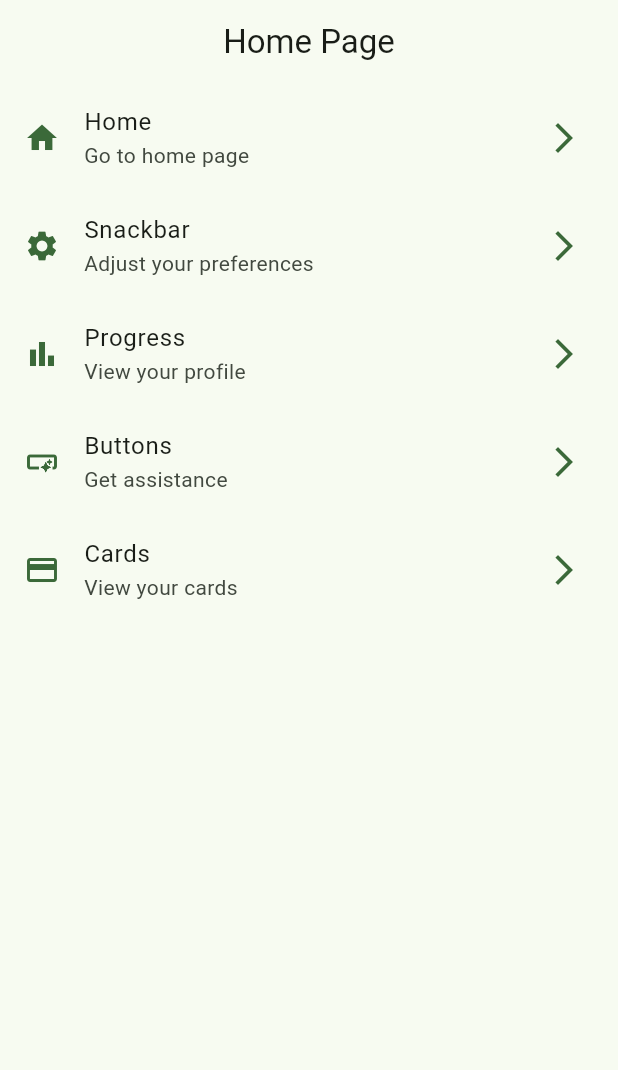
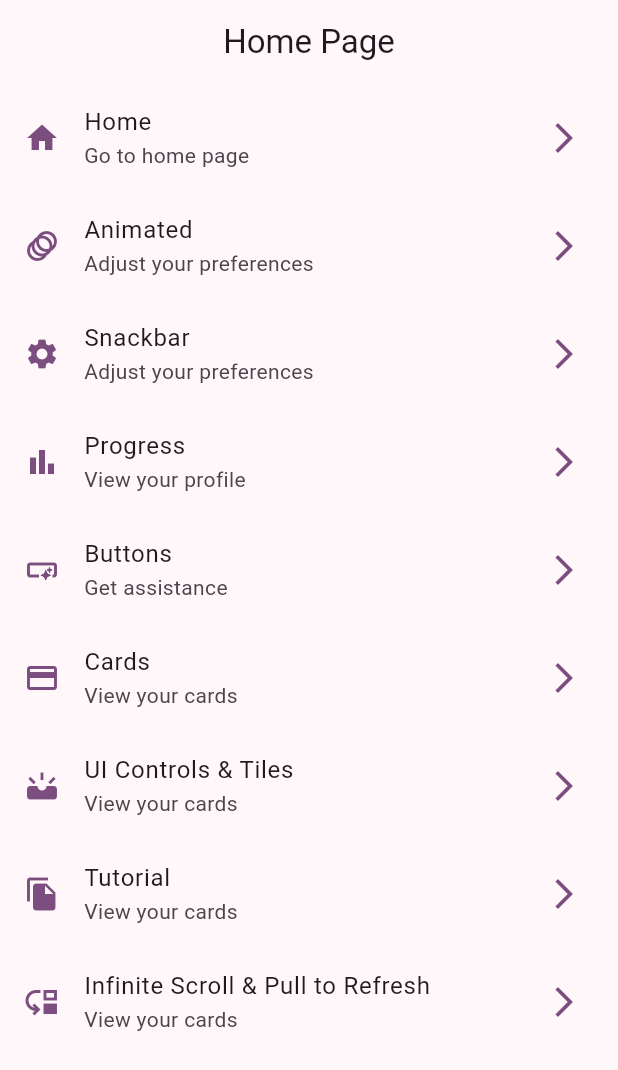
Before and after one commit to w0zner/app_widgets, a Flutter app: the screen it shows after launch, on a phone screen of 412 x 824 dp. Shown: the top 1070 px of the screen. Run offline on Flutter 3.47's test engine with Material 3 defaults, Android fonts, the phone set to English and light mode, and no system bars; our stand-ins replace go_router.

Commit message:
widgets in flutter

```diff
--- a/lib/config/router/app_router.dart
+++ b/lib/config/router/app_router.dart
@@ -18,5 +18,21 @@ final appRouter = GoRouter(
       path: '/snackbar',
       builder: (context, state) => const SnackbarScreen(),
     ),
+    GoRoute(
+      path: '/animated',
+      builder: (context, state) => const AnimatedScreen(),
+    ),
+    GoRoute(
+      path: '/ui-controls',
+      builder: (context, state) => const UiControlsScreen(),
+    ),
+    GoRoute(
+      path: '/tutorial',
+      builder: (context, state) => const TutorialScreen(),
+    ),
+    GoRoute(
+      path: '/infinite',
+      builder: (context, state) => const InfiniteScreen(),
+    ),
   ],
 );
--- a/lib/main.dart
+++ b/lib/main.dart
@@ -13,7 +13,7 @@ class MyApp extends StatelessWidget {
       debugShowCheckedModeBanner: false,
       routerConfig: appRouter,
       title: 'Flutter Widget',
-      theme: AppTheme(selectedColor: 1).getTheme(),
+      theme: AppTheme(selectedColor: 5).getTheme(),
       //home: Home(),
       // Forma antigua de definir rutas
       /*       routes: {
--- a/lib/shared/menu_items_list.dart
+++ b/lib/shared/menu_items_list.dart
@@ -7,6 +7,12 @@ final appMenuItems = <MenuItems>[
     subtitle: 'Go to home page',
     route: '/',
     icon: Icons.home,
+  ),
+  MenuItems(
+    title: 'Animated',
+    subtitle: 'Adjust your preferences',
+    route: '/animated',
+    icon: Icons.animation,
   ),
   MenuItems(
     title: 'Snackbar',
@@ -32,4 +38,22 @@ final appMenuItems = <MenuItems>[
     route: '/cards',
     icon: Icons.credit_card,
   ),
+  MenuItems(
+    title: 'UI Controls & Tiles',
+    subtitle: 'View your cards',
+    route: '/ui-controls',
+    icon: Icons.upcoming,
+  ),
+  MenuItems(
+    title: 'Tutorial',
+    subtitle: 'View your cards',
+    route: '/tutorial',
+    icon: Icons.file_copy,
+  ),
+  MenuItems(
+    title: 'Infinite Scroll & Pull to Refresh',
+    subtitle: 'View your cards',
+    route: '/infinite',
+    icon: Icons.move_down,
+  ),
 ];
--- a/lib/shared/screens.dart
+++ b/lib/shared/screens.dart
@@ -3,3 +3,7 @@ export 'package:widget_app/presentation/screens/buttons_screen.dart';
 export 'package:widget_app/presentation/screens/cards_screen.dart';
 export 'package:widget_app/presentation/screens/progress_screen.dart';
 export 'package:widget_app/presentation/screens/snackbar_screen.dart';
+export 'package:widget_app/presentation/screens/animated_screen.dart';
+export 'package:widget_app/presentation/screens/ui_controls_screen.dart';
+export 'package:widget_app/presentation/screens/tutorial_screen.dart';
+export 'package:widget_app/presentation/screens/infinite_screen.dart';
--- a/lib/theme/app_theme.dart
+++ b/lib/theme/app_theme.dart
@@ -28,4 +28,6 @@ class AppTheme {
       appBarTheme: const AppBarTheme(centerTitle: true),
     );
   }
+
+  Color get primaryColor => colorList[selectedColor];
 }
--- a/pubspec.yaml
+++ b/pubspec.yaml
@@ -59,8 +59,8 @@ flutter:
   uses-material-design: true
 
   # To add assets to your application, add an assets section, like this:
-  # assets:
-  #   - images/a_dot_burr.jpeg
+  assets:
+    - assets/images/
   #   - images/a_dot_ham.jpeg
 
   # An image asset can refer to one or more resolution-specific "variants", see
```
Also changed, not shown: lib/presentation/screens/animated_screen.dart (added, +58 -0 lines), lib/presentation/screens/infinite_screen.dart (added, +111 -0 lines), lib/presentation/screens/tutorial_screen.dart (added, +102 -0 lines), lib/presentation/screens/ui_controls_screen.dart (added, +94 -0 lines), assets/images/1.png (added), assets/images/2.png (added), assets/images/3.png (added), assets/images/jar-loading.gif (added).
